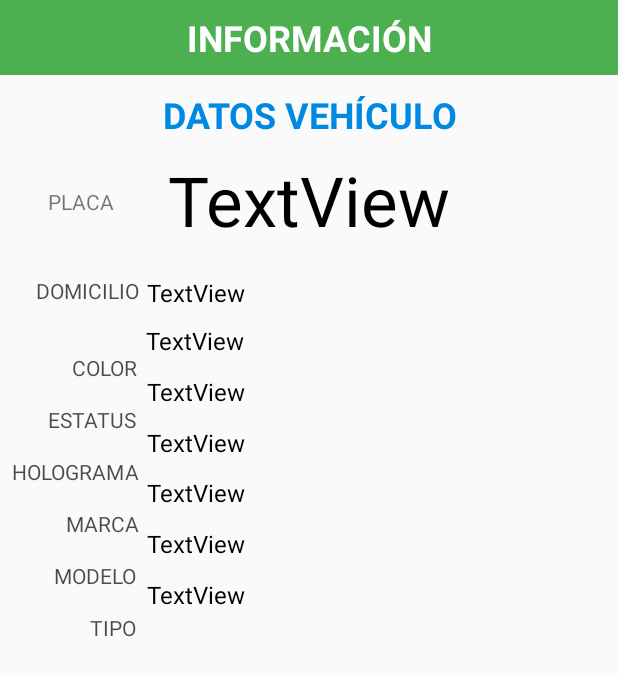
After one commit to Eduardo210/TTIDModulo, an Android app: the layout dialogo_password_ajustes.xml on its own in the app's theme, with its tools: preview values and no code run, on a phone screen of 412 x 824 dp. The commit adds this screen. Shown: the top 676 px of the screen. Run offline under Robolectric (Android 15) with nearby library versions, the phone set to English and light mode, and no system bars.

Commit message:
24/08/2021 Proyecto Final

```diff
--- a/app/src/main/java/org/example/ttidmodulo/ListAdapter.java
+++ b/app/src/main/java/org/example/ttidmodulo/ListAdapter.java
@@ -13,13 +13,15 @@ public class ListAdapter extends ArrayAdapter {
     Activity context;
     private final List<String> ListaTAGS;
     private final List<String> ListaTagIso;
+    private final List<String> ListaTID;
 //    private final List<String> ListaTagSaldo;
 
-    public ListAdapter(Activity context, List<String> ListaTAGS, List<String> ListaTagIso) {
+    public ListAdapter(Activity context, List<String> ListaTAGS, List<String> ListaTagIso, List<String> ListaTID) {
         super(context, R.layout.moves_list_item, ListaTAGS);
         this.context = context;
         this.ListaTAGS = ListaTAGS;
         this.ListaTagIso = ListaTagIso;
+        this.ListaTID = ListaTID;
     }
 
     public View getView(int position, View view, ViewGroup parent) {
@@ -28,10 +30,12 @@ public class ListAdapter extends ArrayAdapter {
 
         TextView NumeroTAG = (TextView) rowView.findViewById(R.id.txtTagNumber);
         TextView IsoTag = (TextView)rowView.findViewById(R.id.txtProtocoloISO);
+        TextView txtTID = (TextView)rowView.findViewById(R.id.txtTID);
 
 
         NumeroTAG.setText(ListaTAGS.get(position));
         IsoTag.setText(ListaTagIso.get(position));
+        txtTID.setText(ListaTID.get(position));
 //        TagSaldo.setText(ListaTagSaldo.get(position));
 //        TagEstado.setText(ListaTagEstado.get(position));
 //        TagTipo.setText(ListaTagTipo.get(position));
--- a/app/src/main/java/org/example/ttidmodulo/MainActivity.java
+++ b/app/src/main/java/org/example/ttidmodulo/MainActivity.java
@@ -128,7 +128,7 @@ public class MainActivity extends Activity implements View.OnClickListener, Peaj
         String[] elementos;
         elementos = s.split("\r\n");
 //        txtTag.setText(elementos.toString());
-
+helpes h = new helpes();
         ArrayList<String> TipoISO = new ArrayList();
         ArrayList<String> Errores = new ArrayList();
         ArrayList<String> CodeTAG = new ArrayList();
@@ -147,7 +147,8 @@ public class MainActivity extends Activity implements View.OnClickListener, Peaj
                 } else {
                     TipoISO.add(partes[0]);
                     Errores.add(partes[1]);
-                    CodeTAG.add(partes[2]);
+                    CodeTAG.add(h.ConvierteTAGEPC(partes[2].substring(0,20)));
+                    Log.d("codetag", CodeTAG.toString());
                     parte = partes[3].substring(8,24);
 
                     ExaCodeTag.add(parte);
--- /dev/null
+++ b/app/src/main/res/layout/dialogo_password_ajustes.xml
@@ -0,0 +1,282 @@
+<?xml version="1.0" encoding="utf-8"?>
+<android.support.constraint.ConstraintLayout
+    xmlns:android="http://schemas.android.com/apk/res/android"
+    xmlns:app="http://schemas.android.com/apk/res-auto"
+    xmlns:tools="http://schemas.android.com/tools"
+    android:layout_width="match_parent"
+    android:layout_height="match_parent">
+
+    <TextView
+        android:id="@+id/textView19"
+        android:layout_width="wrap_content"
+        android:layout_height="wrap_content"
+        android:layout_marginStart="60dp"
+        android:layout_marginLeft="60dp"
+        android:layout_marginTop="15dp"
+        android:text="TIPO"
+        android:textColor="#B4000000"
+        android:textSize="14sp"
+        app:layout_constraintStart_toStartOf="parent"
+        app:layout_constraintTop_toBottomOf="@+id/textView18" />
+
+    <TextView
+        android:id="@+id/textView18"
+        android:layout_width="wrap_content"
+        android:layout_height="wrap_content"
+        android:layout_marginStart="36dp"
+        android:layout_marginLeft="36dp"
+        android:layout_marginTop="15dp"
+        android:text="MODELO"
+        android:textColor="#B4000000"
+        android:textSize="14sp"
+        app:layout_constraintStart_toStartOf="parent"
+        app:layout_constraintTop_toBottomOf="@+id/textView17" />
+
+    <TextView
+        android:id="@+id/textView17"
+        android:layout_width="wrap_content"
+        android:layout_height="wrap_content"
+        android:layout_marginStart="44dp"
+        android:layout_marginLeft="44dp"
+        android:layout_marginTop="15dp"
+        android:text="MARCA"
+        android:textColor="#B4000000"
+        android:textSize="14sp"
+        app:layout_constraintStart_toStartOf="parent"
+        app:layout_constraintTop_toBottomOf="@+id/textView16" />
+
+    <TextView
+        android:id="@+id/textView15"
+        android:layout_width="wrap_content"
+        android:layout_height="wrap_content"
+        android:layout_marginStart="32dp"
+        android:layout_marginLeft="32dp"
+        android:layout_marginTop="15dp"
+        android:text="ESTATUS"
+        android:textColor="#B4000000"
+        android:textSize="14sp"
+        app:layout_constraintStart_toStartOf="parent"
+        app:layout_constraintTop_toBottomOf="@+id/textView14" />
+
+    <TextView
+        android:id="@+id/textView14"
+        android:layout_width="wrap_content"
+        android:layout_height="wrap_content"
+        android:layout_marginStart="48dp"
+        android:layout_marginLeft="48dp"
+        android:layout_marginTop="32dp"
+        android:text="COLOR"
+        android:textColor="#B4000000"
+        android:textSize="14sp"
+        app:layout_constraintStart_toStartOf="parent"
+        app:layout_constraintTop_toBottomOf="@+id/textView12" />
+
+    <TextView
+        android:id="@+id/txtEst"
+        android:layout_width="0dp"
+        android:layout_height="@dimen/dp50"
+        android:background="@color/colorAccent"
+        android:gravity="center"
+        android:text="INFORMACIÓN"
+        android:textColor="#FFFFFF"
+        android:textSize="24sp"
+        android:textStyle="bold"
+        app:layout_constraintEnd_toEndOf="parent"
+        app:layout_constraintHorizontal_bias="0.432"
+        app:layout_constraintStart_toStartOf="parent"
+        app:layout_constraintTop_toTopOf="parent" />
+
+    <TextView
+        android:id="@+id/textView10"
+        android:layout_width="0dp"
+        android:layout_height="wrap_content"
+        android:layout_marginTop="10dp"
+        android:gravity="center"
+        android:text="DATOS VEHÍCULO"
+        android:textColor="@color/colorPrimary"
+        android:textSize="24sp"
+        android:textStyle="bold"
+        app:layout_constraintEnd_toEndOf="parent"
+        app:layout_constraintStart_toStartOf="parent"
+        app:layout_constraintTop_toBottomOf="@+id/txtEst" />
+
+    <TextView
+        android:id="@+id/txtPlaca"
+        android:layout_width="wrap_content"
+        android:layout_height="wrap_content"
+        android:layout_marginStart="10dp"
+        android:layout_marginLeft="10dp"
+        android:layout_marginTop="10dp"
+        android:layout_marginEnd="10dp"
+        android:layout_marginRight="10dp"
+        android:text="TextView"
+        android:textColor="#000000"
+        android:textSize="46sp"
+        app:layout_constraintEnd_toEndOf="parent"
+        app:layout_constraintStart_toStartOf="parent"
+        app:layout_constraintTop_toBottomOf="@+id/textView10" />
+
+    <TextView
+        android:id="@+id/textView12"
+        android:layout_width="wrap_content"
+        android:layout_height="wrap_content"
+        android:layout_marginStart="24dp"
+        android:layout_marginLeft="24dp"
+        android:layout_marginTop="20dp"
+        android:text="DOMICILIO"
+        android:textColor="#B4000000"
+        android:textSize="14sp"
+        app:layout_constraintStart_toStartOf="parent"
+        app:layout_constraintTop_toBottomOf="@+id/txtPlaca" />
+
+    <TextView
+        android:id="@+id/txtDomicilio"
+        android:layout_width="0dp"
+        android:layout_height="wrap_content"
+        android:layout_marginStart="5dp"
+        android:layout_marginLeft="5dp"
+        android:layout_marginTop="20dp"
+        android:layout_marginEnd="5dp"
+        android:layout_marginRight="5dp"
+        android:text="TextView"
+        android:textColor="#000000"
+        android:textSize="@dimen/dp16"
+        app:layout_constraintEnd_toEndOf="parent"
+        app:layout_constraintHorizontal_bias="0.0"
+        app:layout_constraintStart_toEndOf="@+id/textView12"
+        app:layout_constraintTop_toBottomOf="@+id/txtPlaca" />
+
+    <TextView
+        android:id="@+id/txtHolograma"
+        android:layout_width="0dp"
+        android:layout_height="wrap_content"
+        android:layout_marginStart="5dp"
+        android:layout_marginLeft="5dp"
+        android:layout_marginTop="12dp"
+        android:layout_marginEnd="5dp"
+        android:layout_marginRight="5dp"
+        android:text="TextView"
+        android:textColor="#000000"
+        android:textSize="@dimen/dp16"
+        app:layout_constraintEnd_toEndOf="parent"
+        app:layout_constraintHorizontal_bias="0.077"
+        app:layout_constraintStart_toEndOf="@+id/textView12"
+        app:layout_constraintTop_toBottomOf="@+id/txtEstatus" />
+
+    <TextView
+        android:id="@+id/txtModelo"
+        android:layout_width="0dp"
+        android:layout_height="wrap_content"
+        android:layout_marginStart="5dp"
+        android:layout_marginLeft="5dp"
+        android:layout_marginTop="12dp"
+        android:layout_marginEnd="5dp"
+        android:layout_marginRight="5dp"
+        android:text="TextView"
+        android:textColor="#000000"
+        android:textSize="@dimen/dp16"
+        app:layout_constraintEnd_toEndOf="parent"
+        app:layout_constraintHorizontal_bias="0.077"
+        app:layout_constraintStart_toEndOf="@+id/textView12"
+        app:layout_constraintTop_toBottomOf="@+id/txtMarca" />
+
+    <TextView
+        android:id="@+id/txtEstatus"
+        android:layout_width="0dp"
+        android:layout_height="wrap_content"
+        android:layout_marginStart="5dp"
+        android:layout_marginLeft="5dp"
+        android:layout_marginTop="12dp"
+        android:layout_marginEnd="5dp"
+        android:layout_marginRight="5dp"
+        android:text="TextView"
+        android:textColor="#000000"
+        android:textSize="@dimen/dp16"
+        app:layout_constraintEnd_toEndOf="parent"
+        app:layout_constraintHorizontal_bias="1.0"
+        app:layout_constraintStart_toEndOf="@+id/textView12"
+        app:layout_constraintTop_toBottomOf="@+id/txtColor" />
+
+    <TextView
+        android:id="@+id/txtColor"
+        android:layout_width="0dp"
+        android:layout_height="wrap_content"
+        android:layout_marginStart="5dp"
+        android:layout_marginLeft="5dp"
+        android:layout_marginTop="10dp"
+        android:layout_marginEnd="5dp"
+        android:layout_marginRight="5dp"
+        android:text="TextView"
+        android:textColor="#000000"
+        android:textSize="@dimen/dp16"
+        app:layout_constraintEnd_toEndOf="parent"
+        app:layout_constraintHorizontal_bias="0.019"
+        app:layout_constraintStart_toEndOf="@+id/textView14"
+        app:layout_constraintTop_toBottomOf="@+id/txtDomicilio" />
+
+    <TextView
+        android:id="@+id/textView16"
+        android:layout_width="wrap_content"
+        android:layout_height="wrap_content"
+        android:layout_marginStart="8dp"
+        android:layout_marginLeft="8dp"
+        android:layout_marginTop="15dp"
+        android:text="HOLOGRAMA"
+        android:textColor="#B4000000"
+        android:textSize="14sp"
+        app:layout_constraintStart_toStartOf="parent"
+        app:layout_constraintTop_toBottomOf="@+id/textView15" />
+
+    <TextView
+        android:id="@+id/txtMarca"
+        android:layout_width="0dp"
+        android:layout_height="wrap_content"
+        android:layout_marginStart="5dp"
+        android:layout_marginLeft="5dp"
+        android:layout_marginTop="11dp"
+        android:layout_marginEnd="5dp"
+        android:layout_marginRight="5dp"
+        android:text="TextView"
+        android:textColor="#000000"
+        android:textSize="@dimen/dp16"
+        app:layout_constraintEnd_toEndOf="parent"
+        app:layout_constraintHorizontal_bias="0.077"
+        app:layout_constraintStart_toEndOf="@+id/textView12"
+        app:layout_constraintTop_toBottomOf="@+id/txtHolograma" />
+
+    <TextView
+        android:id="@+id/txtTipo"
+        android:layout_width="0dp"
+        android:layout_height="wrap_content"
+        android:layout_marginStart="5dp"
+        android:layout_marginLeft="5dp"
+        android:layout_marginTop="12dp"
+        android:layout_marginEnd="5dp"
+        android:layout_marginRight="5dp"
+        android:layout_marginBottom="50dp"
+        android:text="TextView"
+        android:textColor="#000000"
+        android:textSize="@dimen/dp16"
+        app:layout_constraintBottom_toBottomOf="parent"
+        app:layout_constraintEnd_toEndOf="parent"
+        app:layout_constraintHorizontal_bias="1.0"
+        app:layout_constraintStart_toEndOf="@+id/textView12"
+        app:layout_constraintTop_toBottomOf="@+id/txtModelo"
+        app:layout_constraintVertical_bias="0.0" />
+
+    <TextView
+        android:id="@+id/textView20"
+        android:layout_width="wrap_content"
+        android:layout_height="wrap_content"
+        android:layout_marginStart="5dp"
+        android:layout_marginLeft="5dp"
+        android:layout_marginTop="32dp"
+        android:layout_marginEnd="5dp"
+        android:layout_marginRight="5dp"
+        android:text="PLACA"
+        app:layout_constraintEnd_toStartOf="@+id/txtPlaca"
+        app:layout_constraintHorizontal_bias="0.47"
+        app:layout_constraintStart_toStartOf="parent"
+        app:layout_constraintTop_toBottomOf="@+id/textView10" />
+
+</android.support.constraint.ConstraintLayout>
```
Also changed, not shown: app/src/main/java/org/example/ttidmodulo/Global.java (+5 -7 lines), app/src/main/java/org/example/ttidmodulo/MostrarLecturaTAGS.java (+161 -71 lines), app/src/main/java/org/example/ttidmodulo/helpes.java (added, +113 -0 lines), app/src/main/res/layout/activity_main.xml (+16 -6 lines), app/src/main/res/layout/tags.xml (+13 -5 lines), app/src/main/res/drawable/carro.png (added), app/src/main/res/drawable/co.png (added), app/src/main/res/drawable/logojardines.jpg (added), app/src/main/res/drawable/placa.png (added).
